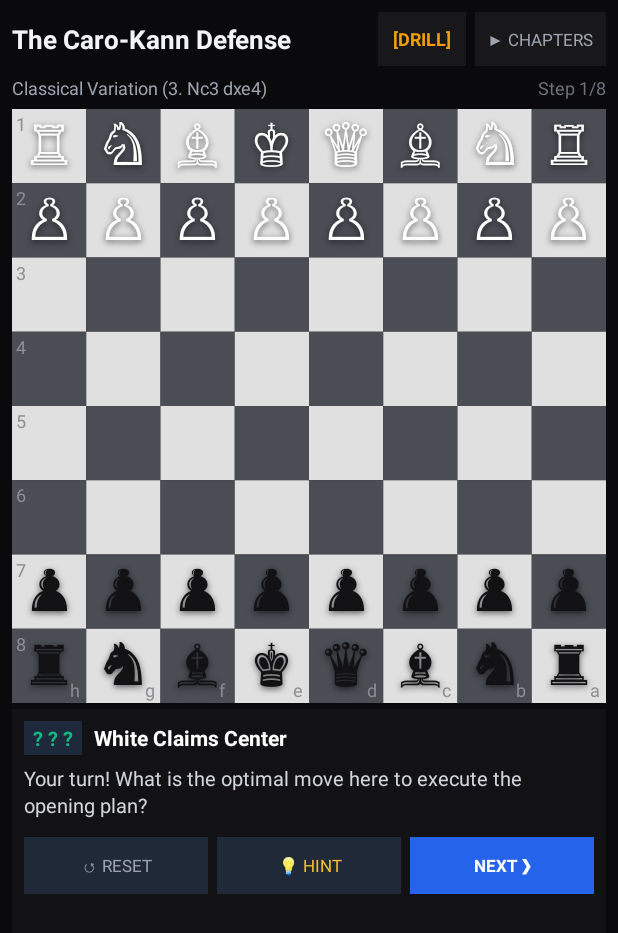
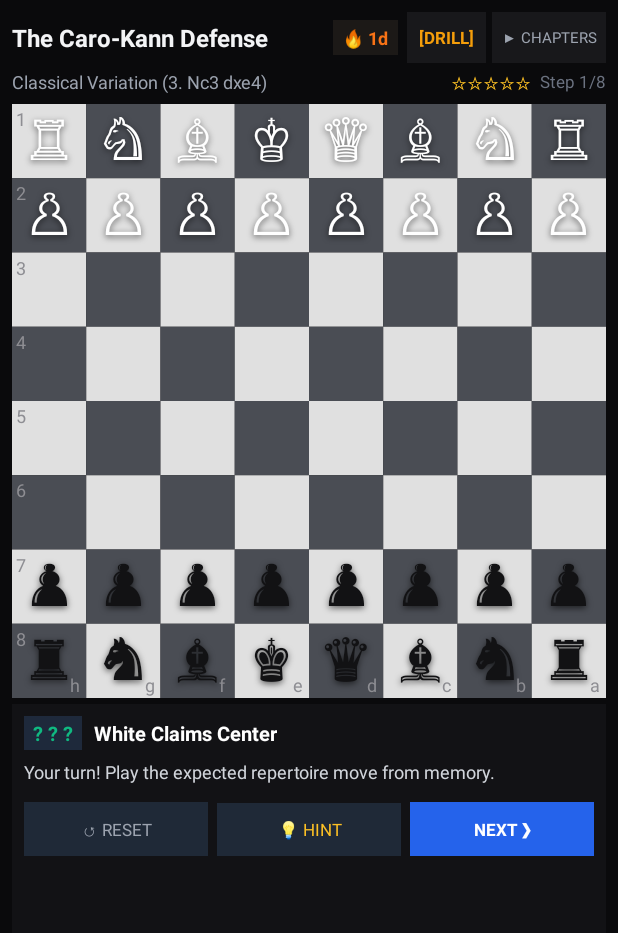
Before and after one commit to warumpas-ops/gambit-bb10, an Android app: the screen it shows after launch (MainActivity), after a tap on an icon or button, on a phone screen of 412 x 824 dp. Shown: the top 933 px of the screen. Run offline under Robolectric (Android 15) with nearby library versions, the phone set to English and light mode, and no system bars.

Commit message:
feat(v1.1.0): add full progress tracking, daily streaks, 5-star mastery levels and accuracy stats

```diff
--- a/app/src/main/java/com/gambit/app/MainActivity.java
+++ b/app/src/main/java/com/gambit/app/MainActivity.java
@@ -18,9 +18,12 @@ public class MainActivity extends Activity implements ChessBoardView.OnMoveAttem
 
     private ChessEngine engine;
     private ChessBoardView boardView;
+    private ProgressManager progressManager;
 
     private TextView tvOpeningTitle;
+    private TextView tvStreakBadge;
     private TextView tvChapterSubtitle;
+    private TextView tvMasteryStars;
     private TextView tvStepProgress;
     private TextView tvMoveBadge;
     private TextView tvStepTitle;
@@ -39,7 +42,8 @@ public class MainActivity extends Activity implements ChessBoardView.OnMoveAttem
     private int currentChapterIdx = 0;
     private int currentStepIdx = 0;
 
-    private boolean isDrillMode = false; // false = Study Mode (arrows + text), true = Drill Mode (active recall)
+    private boolean isDrillMode = false;
+    private boolean hadMistakeInChapter = false;
 
     @Override
     protected void onCreate(Bundle savedInstanceState) {
@@ -47,12 +51,16 @@ public class MainActivity extends Activity implements ChessBoardView.OnMoveAttem
         setContentView(R.layout.activity_main);
 
         engine = new ChessEngine();
+        progressManager = new ProgressManager(this);
+
         boardView = (ChessBoardView) findViewById(R.id.chessBoardView);
         boardView.setEngine(engine);
         boardView.setOnMoveAttemptListener(this);
 
         tvOpeningTitle = (TextView) findViewById(R.id.tvOpeningTitle);
+        tvStreakBadge = (TextView) findViewById(R.id.tvStreakBadge);
         tvChapterSubtitle = (TextView) findViewById(R.id.tvChapterSubtitle);
+        tvMasteryStars = (TextView) findViewById(R.id.tvMasteryStars);
         tvStepProgress = (TextView) findViewById(R.id.tvStepProgress);
         tvMoveBadge = (TextView) findViewById(R.id.tvMoveBadge);
         tvStepTitle = (TextView) findViewById(R.id.tvStepTitle);
@@ -66,7 +74,6 @@ public class MainActivity extends Activity implements ChessBoardView.OnMoveAttem
         btnHint = (Button) findViewById(R.id.btnHint);
         btnNextStep = (Button) findViewById(R.id.btnNextStep);
 
-        // Load all courses from assets
         courses = CourseRepository.loadAllCourses(this);
 
         btnModeToggle.setOnClickListener(new View.OnClickListener() {
@@ -104,19 +111,34 @@ public class MainActivity extends Activity implements ChessBoardView.OnMoveAttem
             }
         });
 
+        updateStreakDisplay();
         startChapter(0, 0);
+    }
+
+    private void updateStreakDisplay() {
+        int streak = progressManager.getStreak();
+        tvStreakBadge.setText("🔥 " + streak + "d");
+    }
+
+    private void updateMasteryStars(String chapterId) {
+        int level = progressManager.getChapterMasteryLevel(chapterId);
+        StringBuilder sb = new StringBuilder();
+        for (int i = 0; i < 5; i++) {
+            sb.append(i < level ? "★" : "☆");
+        }
+        tvMasteryStars.setText(sb.toString());
     }
 
     private void toggleMode() {
         isDrillMode = !isDrillMode;
         if (isDrillMode) {
             btnModeToggle.setText("[DRILL]");
-            btnModeToggle.setTextColor(Color.parseColor("#F59E0B")); // Amber
-            Toast.makeText(this, "Drill Mode: Play moves from memory!", Toast.LENGTH_SHORT).show();
+            btnModeToggle.setTextColor(Color.parseColor("#F59E0B"));
+            Toast.makeText(this, "Drill Mode: Recall moves without hints!", Toast.LENGTH_SHORT).show();
         } else {
             btnModeToggle.setText("[STUDY]");
-            btnModeToggle.setTextColor(Color.parseColor("#10B981")); // Emerald
-            Toast.makeText(this, "Study Mode: Interactive guided arrows enabled", Toast.LENGTH_SHORT).show();
+            btnModeToggle.setTextColor(Color.parseColor("#10B981"));
+            Toast.makeText(this, "Study Mode: Guided arrows enabled", Toast.LENGTH_SHORT).show();
         }
         resetCurrentChapter();
     }
@@ -138,9 +160,17 @@ public class MainActivity extends Activity implements ChessBoardView.OnMoveAttem
     private void resetCurrentChapter() {
         engine.resetToStartingPosition();
         currentStepIdx = 0;
+        hadMistakeInChapter = false;
         boardView.setLastMove(-1, -1);
         boardView.clearSelection();
         tvFeedback.setVisibility(View.GONE);
+
+        if (!courses.isEmpty()) {
+            OpeningModel.Course c = courses.get(currentCourseIdx);
+            OpeningModel.Chapter ch = c.chapters.get(currentChapterIdx);
+            updateMasteryStars(ch.id);
+        }
+
         renderCurrentStep();
     }
 
@@ -153,11 +183,15 @@ public class MainActivity extends Activity implements ChessBoardView.OnMoveAttem
         tvChapterSubtitle.setText(ch.title);
 
         if (currentStepIdx >= ch.steps.size()) {
-            // Chapter Complete!
+            // Chapter Completed!
+            progressManager.recordChapterAttempt(ch.id, !hadMistakeInChapter);
+            updateMasteryStars(ch.id);
+
             tvStepProgress.setText("Completed!");
-            tvMoveBadge.setText("✓ DONE");
-            tvStepTitle.setText("Chapter Mastered!");
-            tvExplanation.setText("You have completed all moves in this line! Tap RESET to drill again, or CHAPTERS to train a new opening variation.");
+            tvMoveBadge.setText("✓ MASTERED");
+            tvStepTitle.setText("Chapter Complete!");
+            int rate = progressManager.getChapterSuccessRate(ch.id);
+            tvExplanation.setText("Great session! Success rate for this line: " + rate + "%. Total moves trained: " + progressManager.getTotalMovesTrained() + ". Tap NEXT to continue your training.");
             tvWarning.setVisibility(View.GONE);
             boardView.setArrows(null);
             boardView.setHighlightSquares(null);
@@ -170,14 +204,12 @@ public class MainActivity extends Activity implements ChessBoardView.OnMoveAttem
         tvStepTitle.setText(step.title);
 
         if (isDrillMode) {
-            // In Drill Mode: Hide arrows, hide direct move answer, ask student to play
             boardView.setArrows(null);
             boardView.setHighlightSquares(null);
             tvMoveBadge.setText("? ? ?");
-            tvExplanation.setText("Your turn! What is the optimal move here to execute the opening plan?");
+            tvExplanation.setText("Your turn! Play the expected repertoire move from memory.");
             tvWarning.setVisibility(View.GONE);
         } else {
-            // In Study Mode: Show guide arrows and full pedagogical breakdown
             tvExplanation.setText(step.explanation);
             if (step.warning != null && !step.warning.isEmpty()) {
                 tvWarning.setText(step.warning);
@@ -217,22 +249,23 @@ public class MainActivity extends Activity implements ChessBoardView.OnMoveAttem
         OpeningModel.MoveStep expected = ch.steps.get(currentStepIdx);
 
         if (uci.equalsIgnoreCase(expected.uci)) {
-            // Correct move!
+            // Correct Move!
             engine.makeMove(fromSq, toSq);
             boardView.setLastMove(fromSq, toSq);
 
+            progressManager.incrementMovesTrained();
+
             tvFeedback.setText("✓ PERFECT MOVE: " + expected.moveSan);
-            tvFeedback.setTextColor(Color.parseColor("#34D399")); // Emerald
+            tvFeedback.setTextColor(Color.parseColor("#34D399"));
             tvFeedback.setVisibility(View.VISIBLE);
 
             currentStepIdx++;
-
-            // If the next step is an automated opponent reply, execute it after brief delay
             checkAndPlayOpponentReply();
         } else {
-            // Incorrect move / blunder!
+            // Mistake / Blunder
+            hadMistakeInChapter = true;
             tvFeedback.setText("✗ Incorrect: Try again! (Press HINT if stuck)");
-            tvFeedback.setTextColor(Color.parseColor("#F87171")); // Coral red
+            tvFeedback.setTextColor(Color.parseColor("#F87171"));
             tvFeedback.setVisibility(View.VISIBLE);
         }
     }
@@ -246,7 +279,6 @@ public class MainActivity extends Activity implements ChessBoardView.OnMoveAttem
         if (currentStepIdx < ch.steps.size()) {
             final OpeningModel.MoveStep nextStep = ch.steps.get(currentStepIdx);
             if (!nextStep.isUserMove) {
-                // Automated opponent reply
                 boardView.postDelayed(new Runnable() {
                     @Override
                     public void run() {
@@ -258,7 +290,7 @@ public class MainActivity extends Activity implements ChessBoardView.OnMoveAttem
                         currentStepIdx++;
                         renderCurrentStep();
                     }
-                }, 400); // 400ms organic pause
+                }, 400);
             }
         }
     }
@@ -268,7 +300,6 @@ public class MainActivity extends Activity implements ChessBoardView.OnMoveAttem
         OpeningModel.Course c = courses.get(currentCourseIdx);
         OpeningModel.Chapter ch = c.chapters.get(currentChapterIdx);
         if (currentStepIdx >= ch.steps.size()) {
-            // Next chapter
             if (currentChapterIdx + 1 < c.chapters.size()) {
                 startChapter(currentCourseIdx, currentChapterIdx + 1);
             } else {
@@ -294,7 +325,11 @@ public class MainActivity extends Activity implements ChessBoardView.OnMoveAttem
         for (int i = 0; i < courses.size(); i++) {
             OpeningModel.Course c = courses.get(i);
             for (int j = 0; j < c.chapters.size(); j++) {
-                items.add(c.name + " (" + c.color + ") - " + c.chapters.get(j).title);
+                OpeningModel.Chapter ch = c.chapters.get(j);
+                int lvl = progressManager.getChapterMasteryLevel(ch.id);
+                StringBuilder stars = new StringBuilder();
+                for (int s = 0; s < 5; s++) stars.append(s < lvl ? "★" : "☆");
+                items.add(c.name + " (" + c.color + ") - " + ch.title + "  [" + stars + "]");
             }
         }
 
@@ -320,7 +355,6 @@ public class MainActivity extends Activity implements ChessBoardView.OnMoveAttem
         builder.show();
     }
 
-    // Physical BlackBerry QWERTY Keyboard Support
     @Override
     public boolean onKeyDown(int keyCode, KeyEvent event) {
         if (keyCode == KeyEvent.KEYCODE_SPACE) {
--- /dev/null
+++ b/app/src/main/java/com/gambit/app/ProgressManager.java
@@ -0,0 +1,106 @@
+package com.gambit.app;
+
+import android.content.Context;
+import android.content.SharedPreferences;
+
+public class ProgressManager {
+
+    private static final String PREF_NAME = "gambit_progress";
+    private static final String KEY_STREAK = "daily_streak";
+    private static final String KEY_LAST_DAY = "last_active_day";
+    private static final String KEY_TOTAL_MOVES_TRAINED = "total_moves_trained";
+    private static final String KEY_TOTAL_CHAPTERS_MASTERED = "total_chapters_mastered";
+
+    private final SharedPreferences prefs;
+
+    public ProgressManager(Context context) {
+        this.prefs = context.getSharedPreferences(PREF_NAME, Context.MODE_PRIVATE);
+        updateStreakIfNeeded();
+    }
+
+    private void updateStreakIfNeeded() {
+        long now = System.currentTimeMillis();
+        long currentDay = now / (1000 * 60 * 60 * 24);
+        long lastDay = prefs.getLong(KEY_LAST_DAY, 0);
+
+        if (lastDay == 0) {
+            prefs.edit()
+                 .putLong(KEY_LAST_DAY, currentDay)
+                 .putInt(KEY_STREAK, 1)
+                 .apply();
+        } else if (currentDay == lastDay + 1) {
+            // Next consecutive day
+            int currentStreak = prefs.getInt(KEY_STREAK, 0);
+            prefs.edit()
+                 .putLong(KEY_LAST_DAY, currentDay)
+                 .putInt(KEY_STREAK, currentStreak + 1)
+                 .apply();
+        } else if (currentDay > lastDay + 1) {
+            // Broken streak
+            prefs.edit()
+                 .putLong(KEY_LAST_DAY, currentDay)
+                 .putInt(KEY_STREAK, 1)
+                 .apply();
+        }
+    }
+
+    public int getStreak() {
+        return prefs.getInt(KEY_STREAK, 1);
+    }
+
+    public void incrementMovesTrained() {
+        int current = prefs.getInt(KEY_TOTAL_MOVES_TRAINED, 0);
+        prefs.edit().putInt(KEY_TOTAL_MOVES_TRAINED, current + 1).apply();
+    }
+
+    public int getTotalMovesTrained() {
+        return prefs.getInt(KEY_TOTAL_MOVES_TRAINED, 0);
+    }
+
+    public void recordChapterAttempt(String chapterId, boolean passedWithoutError) {
+        String keyAttempts = "ch_" + chapterId + "_attempts";
+        String keySuccess = "ch_" + chapterId + "_success";
+        String keyLevel = "ch_" + chapterId + "_mastery_level";
+
+        int attempts = prefs.getInt(keyAttempts, 0) + 1;
+        int successes = prefs.getInt(keySuccess, 0) + (passedWithoutError ? 1 : 0);
+        int currentLevel = prefs.getInt(keyLevel, 0);
+
+        if (passedWithoutError) {
+            currentLevel = Math.min(5, currentLevel + 1);
+        } else {
+            currentLevel = Math.max(0, currentLevel - 1);
+        }
+
+        SharedPreferences.Editor ed = prefs.edit();
+        ed.putInt(keyAttempts, attempts);
+        ed.putInt(keySuccess, successes);
+        ed.putInt(keyLevel, currentLevel);
+        ed.putLong("ch_" + chapterId + "_last_trained", System.currentTimeMillis());
+
+        if (currentLevel >= 3) {
+            String masteredKey = "ch_" + chapterId + "_mastered";
+            if (!prefs.getBoolean(masteredKey, false)) {
+                ed.putBoolean(masteredKey, true);
+                int masteredTotal = prefs.getInt(KEY_TOTAL_CHAPTERS_MASTERED, 0);
+                ed.putInt(KEY_TOTAL_CHAPTERS_MASTERED, masteredTotal + 1);
+            }
+        }
+        ed.apply();
+    }
+
+    public int getChapterMasteryLevel(String chapterId) {
+        return prefs.getInt("ch_" + chapterId + "_mastery_level", 0);
+    }
+
+    public int getChapterSuccessRate(String chapterId) {
+        int attempts = prefs.getInt("ch_" + chapterId + "_attempts", 0);
+        if (attempts == 0) return 0;
+        int successes = prefs.getInt("ch_" + chapterId + "_success", 0);
+        return (int) ((successes * 100.0f) / attempts);
+    }
+
+    public int getTotalMasteredChapters() {
+        return prefs.getInt(KEY_TOTAL_CHAPTERS_MASTERED, 0);
+    }
+}
--- a/app/src/main/res/layout/activity_main.xml
+++ b/app/src/main/res/layout/activity_main.xml
@@ -12,7 +12,7 @@
         android:layout_height="wrap_content"
         android:orientation="horizontal"
         android:gravity="center_vertical"
-        android:paddingBottom="6dp">
+        android:paddingBottom="4dp">
 
         <TextView
             android:id="@+id/tvOpeningTitle"
@@ -21,40 +21,56 @@
             android:layout_height="wrap_content"
             android:text="The Italian Game"
             android:textColor="#F3F4F6"
-            android:textSize="17sp"
+            android:textSize="16sp"
             android:textStyle="bold"
             android:singleLine="true" />
+
+        <TextView
+            android:id="@+id/tvStreakBadge"
+            android:layout_width="wrap_content"
+            android:layout_height="wrap_content"
+            android:text="🔥 1d"
+            android:textColor="#F97316"
+            android:textSize="12sp"
+            android:textStyle="bold"
+            android:background="#1C1917"
+            android:paddingLeft="6dp"
+            android:paddingRight="6dp"
+            android:paddingTop="3dp"
+            android:paddingBottom="3dp"
+            android:layout_marginRight="6dp" />
 
         <Button
             android:id="@+id/btnModeToggle"
             android:layout_width="wrap_content"
-            android:layout_height="36dp"
+            android:layout_height="34dp"
             android:text="[STUDY]"
             android:textColor="#10B981"
-            android:textSize="12sp"
+            android:textSize="11sp"
             android:textStyle="bold"
             android:background="#18181B"
-            android:paddingLeft="10dp"
-            android:paddingRight="10dp" />
+            android:paddingLeft="8dp"
+            android:paddingRight="8dp" />
 
         <Button
             android:id="@+id/btnNextChapter"
             android:layout_width="wrap_content"
-            android:layout_height="36dp"
+            android:layout_height="34dp"
             android:text="▶ CHAPTERS"
             android:textColor="#9CA3AF"
-            android:textSize="11sp"
+            android:textSize="10sp"
             android:background="#18181B"
-            android:layout_marginLeft="6dp"
-            android:paddingLeft="8dp"
-            android:paddingRight="8dp" />
+            android:layout_marginLeft="4dp"
+            android:paddingLeft="6dp"
+            android:paddingRight="6dp" />
     </LinearLayout>
 
-    <!-- Subtitle / Progress -->
+    <!-- Subtitle / Chapter Mastery & Step Progress -->
     <LinearLayout
         android:layout_width="match_parent"
         android:layout_height="wrap_content"
         android:orientation="horizontal"
+        android:gravity="center_vertical"
         android:paddingBottom="4dp">
 
         <TextView
@@ -62,10 +78,19 @@
             android:layout_width="0dp"
             android:layout_weight="1"
             android:layout_height="wrap_content"
-            android:text="Chapter 1: Fried Liver Attack"
+            android:text="Two Knights Defense"
             android:textColor="#9CA3AF"
             android:textSize="12sp"
             android:singleLine="true" />
+
+        <TextView
+            android:id="@+id/tvMasteryStars"
+            android:layout_width="wrap_content"
+            android:layout_height="wrap_content"
+            android:text="★☆☆☆☆"
+            android:textColor="#FBBF24"
+            android:textSize="12sp"
+            android:layout_marginRight="6dp" />
 
         <TextView
             android:id="@+id/tvStepProgress"
@@ -73,7 +98,7 @@
             android:layout_height="wrap_content"
             android:text="Step 1/9"
             android:textColor="#6B7280"
-            android:textSize="12sp" />
+            android:textSize="11sp" />
     </LinearLayout>
 
     <!-- The 8x8 Chessboard Canvas -->
@@ -132,7 +157,7 @@
                     android:layout_height="wrap_content"
                     android:text="Claim the Center"
                     android:textColor="#FFFFFF"
-                    android:textSize="14sp"
+                    android:textSize="13sp"
                     android:textStyle="bold"
                     android:paddingLeft="8dp" />
             </LinearLayout>
@@ -144,7 +169,7 @@
                 android:layout_height="wrap_content"
                 android:text="We stake an immediate claim on the critical d5 square, free our Light-squared Bishop, and open the diagonal for our Queen."
                 android:textColor="#D1D5DB"
-                android:textSize="13sp"
+                android:textSize="12sp"
                 android:lineSpacingExtra="2dp"
                 android:paddingTop="2dp"
                 android:paddingBottom="4dp" />
@@ -171,7 +196,7 @@
                 android:text="✓ EXCELLENT MOVE!"
                 android:textColor="#34D399"
                 android:textStyle="bold"
-                android:textSize="13sp"
+                android:textSize="12sp"
                 android:paddingTop="4dp"
                 android:visibility="gone" />
 
@@ -186,7 +211,7 @@
                     android:id="@+id/btnReset"
                     android:layout_width="0dp"
                     android:layout_weight="1"
-                    android:layout_height="38dp"
+                    android:layout_height="36dp"
                     android:text="↺ RESET"
                     android:textColor="#9CA3AF"
                     android:textSize="11sp"
@@ -196,7 +221,7 @@
                     android:id="@+id/btnHint"
                     android:layout_width="0dp"
                     android:layout_weight="1"
-                    android:layout_height="38dp"
+                    android:layout_height="36dp"
                     android:text="💡 HINT"
                     android:textColor="#FBBF24"
                     android:textSize="11sp"
@@ -207,7 +232,7 @@
                     android:id="@+id/btnNextStep"
                     android:layout_width="0dp"
                     android:layout_weight="1"
-                    android:layout_height="38dp"
+                    android:layout_height="36dp"
                     android:text="NEXT ❯"
                     android:textColor="#FFFFFF"
                     android:textSize="11sp"
```
Also changed, not shown: 45 other files.
